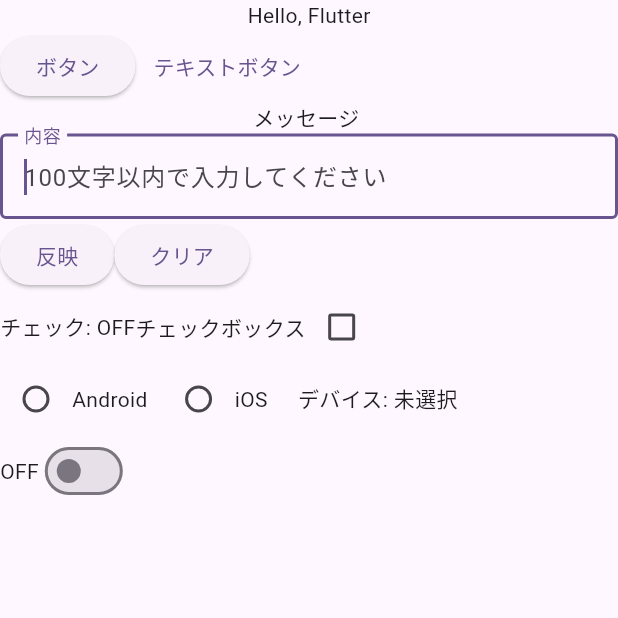
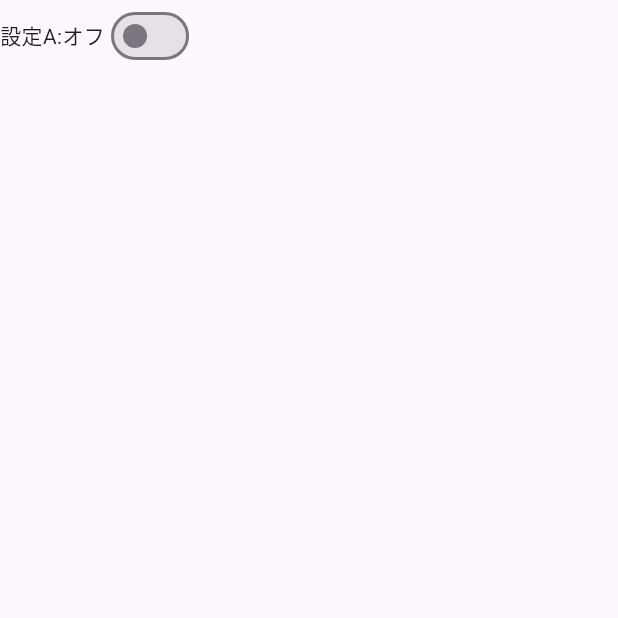
Before and after one commit to k-taiga/flutter_basic, a Flutter app: the screen it shows after launch, on a phone screen of 412 x 824 dp, the top half of it. Run offline on Flutter 3.47's test engine with Material 3 defaults, Android fonts, the phone set to English and light mode, and no system bars; our stand-ins replace shared_preferences.

```diff
--- a/lib/main.dart
+++ b/lib/main.dart
@@ -1,4 +1,5 @@
 import 'package:flutter/material.dart';
+import 'package:shared_preferences/shared_preferences.dart';
 
 void main() {
   runApp(const MyApp());
@@ -29,170 +30,52 @@ class MyHomePage extends StatefulWidget {
 }
 
 class _MyHomePageState extends State<MyHomePage> {
-  String _msg = "";
-  bool _isChecked = false;
-  int _radioValue = 0;
   bool _isOn = false;
+
+  _MyHomePageState() {
+    final f = _loadSettingA();
+    f.then((value) => {
+          setState(() {
+            _isOn = value;
+          })
+        });
+  }
+
+  Future<void> _saveSettingA(bool value) async {
+    // shared_preferencesのインスタンスを取得
+    final prefs = await SharedPreferences.getInstance();
+
+    // shared_preferencesにデータを保存
+    await prefs.setBool(
+        'settingA',
+        value);
+  }
+
+  // shared_preferencesからデータを取得
+  Future<bool> _loadSettingA() async {
+    final prefs = await SharedPreferences.getInstance();
+    final value = prefs.getBool('settingA');
+    return value ?? false;
+  }
 
   @override
   Widget build(BuildContext context) {
-    const text = Text('Hello, Flutter');
-    const textArea = Column(
-      children: [
-        text,
-      ],
-    );
-
-    final button = ElevatedButton(
-      onPressed: () {
-        print("ボタンが");
-        print("押されました");
-      },
-      child: const Text("ボタン"),
-    );
-
-    fn() {
-      print("関数実行");
-    }
-
-    final textButton = TextButton(
-      onPressed: fn,
-      child: const Text("テキストボタン"),
-    );
-
-    final buttonArea = Row(
-      children: [button, textButton],
-    );
-
-    final textFieldText = Text('メッセージ $_msg');
-    final controller = TextEditingController();
-
-    final textField = TextField(
-      controller: controller,
-      autofocus: true,
-      decoration: const InputDecoration(
-        border: OutlineInputBorder(),
-        labelText: '内容',
-        hintText: '100文字以内で入力してください',
-      ),
-      onChanged: (String text) {
-        print("value: $text");
-      },
-    );
-
-    setMsg() {
-      setState(() {
-        _msg = controller.text;
-      });
-    }
-
-    clear() {
-      controller.clear();
-    }
-
-    final setMsgButton = ElevatedButton(
-      onPressed: setMsg,
-      child: const Text("反映"),
-    );
-
-    final clearButton = ElevatedButton(
-      onPressed: clear,
-      child: const Text("クリア"),
-    );
-
-    final textFieldArea = Column(
-      children: [
-        textFieldText,
-        textField,
-        Row(
-          children: [setMsgButton, clearButton],
-        )
-      ],
-    );
-
-    final isCheckedText = Text("チェック: ${_isChecked ? 'ON' : 'OFF'}");
-
-    final checkBox = Checkbox(
-      value: _isChecked,
-      onChanged: (bool? value) {
+    final switchText = Text(_isOn ? "設定A:オン" : "設定A:オフ");
+    final toggle = Switch(
+      value: _isOn,
+      onChanged: (value) {
         setState(() {
-          _isChecked = value!;
+          _isOn = value;
+          _saveSettingA(value);
         });
       },
     );
 
-    const checkBoxText = Text("チェックボックス");
-
-    final checkBoxAre = Row(
-      children: [
-        isCheckedText,
-        checkBoxText,
-        checkBox,
-      ],
-    );
-
-    final radio1 = Radio(
-      value: 1,
-      groupValue: _radioValue,
-      onChanged: (int? value) {
-        setState(() {
-          _radioValue = value!;
-        });
-      },
-    );
-
-    const radio1Text = Text("Android");
-
-    final radio2 = Radio(
-      value: 2,
-      groupValue: _radioValue,
-      onChanged: (int? value) {
-        setState(() {
-          _radioValue = value!;
-        });
-      },
-    );
-
-    const radio2Text = Text("iOS");
-
-    const radioMap = {0: "未選択", 1: "Android", 2: "iOS"};
-    final radioText = Text("デバイス: ${radioMap[_radioValue]}");
-
-    final radioArea = Row(
-      children: [
-        radio1,
-        radio1Text,
-        const SizedBox(width: 10.0),
-        radio2,
-        radio2Text,
-        const SizedBox(width: 20.0),
-        radioText
-      ],
-    );
-
-    final switchText = Text(_isOn ? "ON" : "OFF");
-    final toggle = Switch(
-      value: _isOn,
-      onChanged: (bool value) {
-        setState(() {
-          _isOn = value;
-        });
-      },
-    );
-
-    final switchArea = Row(
-      children: [switchText, toggle],
-    );
-
     final body = SafeArea(
-      child: Column(
+      child: Row(
         children: [
-          textArea,
-          buttonArea,
-          textFieldArea,
-          checkBoxAre,
-          radioArea,
-          switchArea,
+          switchText,
+          toggle,
         ],
       ),
     );
```
Also changed, not shown: pubspec.yaml (+3 -4 lines), pubspec.lock, 7 other files.
